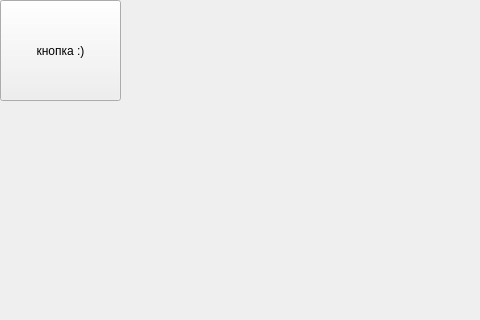
Above: UI.ui from katerinasht/yellow before the change; both pictures show x 0 to 480 and y 0 to 320 of the 800 by 600 pixel window. Below: the same form after it.
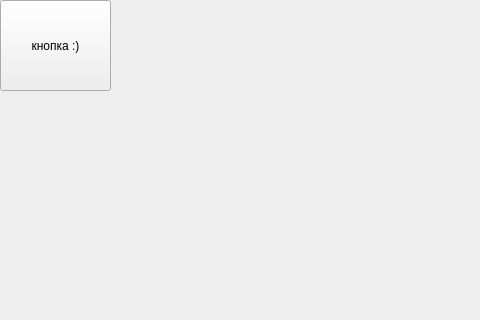
That is the form after the change.

```diff
--- a/UI.ui
+++ b/UI.ui
@@ -19,8 +19,8 @@
      <rect>
       <x>0</x>
       <y>0</y>
-      <width>121</width>
-      <height>101</height>
+      <width>111</width>
+      <height>91</height>
      </rect>
     </property>
     <property name="text">
```
